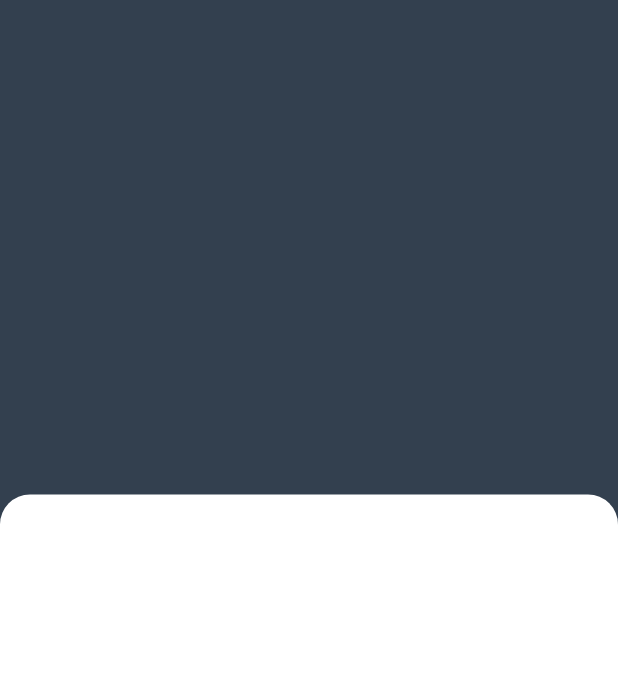
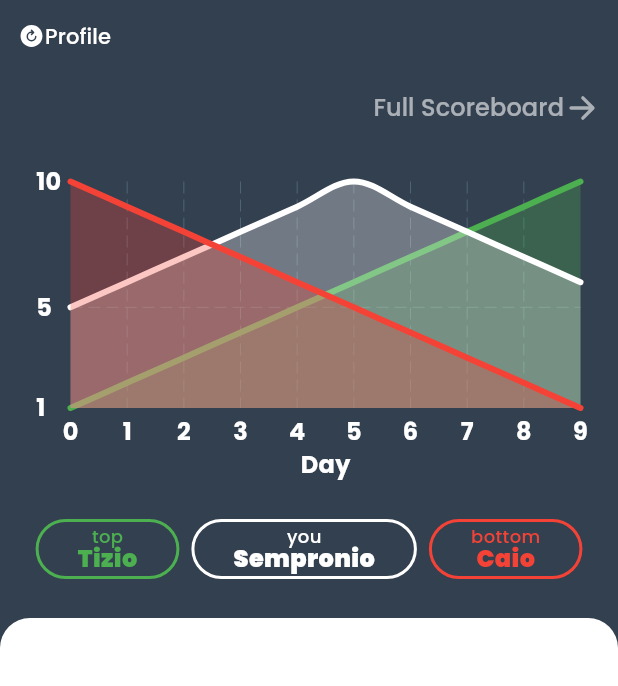
Before and after one commit to BitBroGSDC/bitbro, a Flutter app: the screen it shows after launch, after a tap on "Game 1", after a tap on "Home", on a phone screen of 412 x 824 dp. Shown: the top 686 px of the screen. Run offline on Flutter 3.47's test engine with Material 3 defaults, Android fonts, the phone set to English and light mode, and no system bars; drawn by our look-alikes of fl_chart; our stand-ins replace go_router, google_fonts, ionicons.

Commit message:
temp upperhomepage

```diff
--- a/lib/components/home/homegraph.dart
+++ b/lib/components/home/homegraph.dart
@@ -87,10 +87,6 @@ class HomeGraph extends StatelessWidget {
         .toList();
 
     return Column(children: [
-      const SizedBox(
-        width: 200,
-        height: 60,
-      ),
       TextButton(
           onPressed: () => {navigateToFullScoreboard!()},
           style: TextButton.styleFrom(
--- a/lib/main.dart
+++ b/lib/main.dart
@@ -1,4 +1,5 @@
 import 'package:bitbro/navigation/router.dart';
+import 'package:bitbro/utils/colors.dart';
 import 'package:flutter/material.dart';
 import 'package:google_fonts/google_fonts.dart';
 
@@ -15,6 +16,10 @@ class BitBroApp extends StatelessWidget {
     return MaterialApp.router(
       title: 'Flutter Demo',
       routerConfig: router,
+      builder: (context, child) => Container(
+        color: bluScuro,
+        child: SafeArea(child: child!),
+      ),
       theme: ThemeData(
           iconTheme: const IconThemeData(color: Colors.white, size: 30),
           fontFamily: GoogleFonts.poppins().fontFamily,
@@ -23,10 +28,14 @@ class BitBroApp extends StatelessWidget {
           scaffoldBackgroundColor: Colors.grey[100],
           hoverColor: Colors.white.withOpacity(0.6),
           textTheme: const TextTheme(
-            titleLarge: TextStyle(color: Colors.white, fontSize: 24, fontWeight: FontWeight.w400),
-            titleMedium: TextStyle(color: Colors.white, fontSize: 22, fontWeight: FontWeight.w400),
-            bodySmall: TextStyle(color: Colors.black, fontSize: 12, fontWeight: FontWeight.w300),
-            bodyMedium: TextStyle(color: Colors.black, fontSize: 16, fontWeight: FontWeight.w500),
+            titleLarge: TextStyle(
+                color: Colors.white, fontSize: 24, fontWeight: FontWeight.w400),
+            titleMedium: TextStyle(
+                color: Colors.white, fontSize: 22, fontWeight: FontWeight.w400),
+            bodySmall: TextStyle(
+                color: Colors.black, fontSize: 12, fontWeight: FontWeight.w300),
+            bodyMedium: TextStyle(
+                color: Colors.black, fontSize: 16, fontWeight: FontWeight.w500),
           )),
     );
   }
--- a/lib/pages/home_page.dart
+++ b/lib/pages/home_page.dart
@@ -1,5 +1,7 @@
+import 'package:bitbro/components/home/homegraph.dart';
 import 'package:bitbro/utils/colors.dart';
 import 'package:flutter/material.dart';
+import 'package:ionicons/ionicons.dart';
 
 import '../components/home/CurrentDayQuestion.dart';
 
@@ -19,18 +21,43 @@ class _HomePageState extends State<HomePage> {
     controller = DraggableScrollableController();
   }
 
-
-
   @override
   Widget build(BuildContext context) {
     return Scaffold(
       backgroundColor: bluScuro,
       body: Stack(children: [
+        Column(
+          children: [
+            TextButton(
+              onPressed: () {},
+              child: const Row(
+                children: [
+                  Icon(
+                    Ionicons.refresh_circle,
+                    color: Colors.white,
+                  ),
+                  Text('Profile', style: TextStyle(color: Colors.white))
+                ],
+              ),
+            ),
+            HomeGraph(
+              top: 'Tizio',
+              bottom: 'Caio',
+              you: 'Sempronio',
+              topData: const [1, 2, 3, 4, 5, 6, 7, 8, 9, 10],
+              bottomData: const [10, 9, 8, 7, 6, 5, 4, 3, 2, 1],
+              youData: const [5, 6, 7, 8, 9, 10, 9, 8, 7, 6],
+              navigateToFullScoreboard: () {
+                print("ciao");
+              },
+            ),
+          ],
+        ),
         /* WidgetTommi(), */
         DraggableScrollableSheet(
           controller: controller,
-          initialChildSize: 0.6,
-          minChildSize: 0.6,
+          initialChildSize: 0.5,
+          minChildSize: 0.5,
           maxChildSize: 0.9,
           builder: (BuildContext context, ScrollController scrollController) {
             return Container(
```
